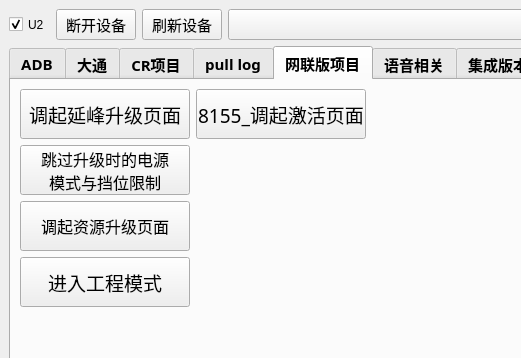
First picture: the form in adbtool.ui, repository wangke956/ADBTools, before the edit; both pictures show x 0 to 521 and y 0 to 358 of the 606 by 662 pixel window.
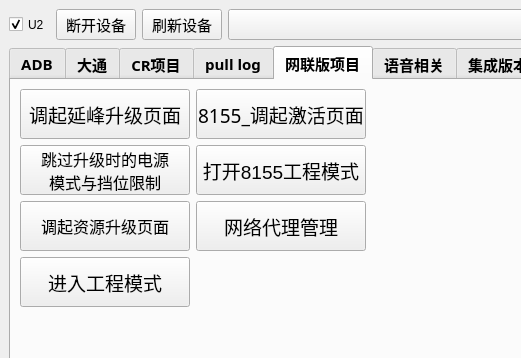
Second picture: the form after the edit. The open tabs and pages were chosen to show the change.

Commit message: 1.增加车机代理设置功能 2.增加打开8155工程模式功能

```diff
--- a/adbtool.ui
+++ b/adbtool.ui
@@ -1226,37 +1226,6 @@
               </property>
              </widget>
             </item>
-            <item row="3" column="0">
-             <widget class="QPushButton" name="enter_engineering_mode_button">
-              <property name="sizePolicy">
-               <sizepolicy hsizetype="Fixed" vsizetype="Fixed">
-                <horstretch>0</horstretch>
-                <verstretch>0</verstretch>
-               </sizepolicy>
-              </property>
-              <property name="minimumSize">
-               <size>
-                <width>50</width>
-                <height>50</height>
-               </size>
-              </property>
-              <property name="maximumSize">
-               <size>
-                <width>170</width>
-                <height>50</height>
-               </size>
-              </property>
-              <property name="font">
-               <font>
-                <family>Arial</family>
-                <pointsize>14</pointsize>
-               </font>
-              </property>
-              <property name="text">
-               <string>进入工程模式</string>
-              </property>
-             </widget>
-            </item>
             <item row="0" column="1">
              <widget class="QPushButton" name="SOC_8155_Projact_enter_ActivatePage">
               <property name="sizePolicy">
@@ -1282,6 +1251,99 @@
               </property>
              </widget>
             </item>
+            <item row="3" column="0">
+             <widget class="QPushButton" name="enter_engineering_mode_button">
+              <property name="sizePolicy">
+               <sizepolicy hsizetype="Fixed" vsizetype="Fixed">
+                <horstretch>0</horstretch>
+                <verstretch>0</verstretch>
+               </sizepolicy>
+              </property>
+              <property name="minimumSize">
+               <size>
+                <width>50</width>
+                <height>50</height>
+               </size>
+              </property>
+              <property name="maximumSize">
+               <size>
+                <width>170</width>
+                <height>50</height>
+               </size>
+              </property>
+              <property name="font">
+               <font>
+                <family>Arial</family>
+                <pointsize>14</pointsize>
+               </font>
+              </property>
+              <property name="text">
+               <string>进入工程模式</string>
+              </property>
+             </widget>
+            </item>
+            <item row="1" column="1">
+             <widget class="QPushButton" name="open_8155_engineering_button">
+              <property name="sizePolicy">
+               <sizepolicy hsizetype="Fixed" vsizetype="Fixed">
+                <horstretch>0</horstretch>
+                <verstretch>0</verstretch>
+               </sizepolicy>
+              </property>
+              <property name="minimumSize">
+               <size>
+                <width>50</width>
+                <height>50</height>
+               </size>
+              </property>
+              <property name="maximumSize">
+               <size>
+                <width>170</width>
+                <height>50</height>
+               </size>
+              </property>
+              <property name="font">
+               <font>
+                <family>Arial</family>
+                <pointsize>14</pointsize>
+               </font>
+              </property>
+              <property name="text">
+               <string>打开8155工程模式</string>
+              </property>
+             </widget>
+            </item>
+            <item row="2" column="1">
+             <widget class="QPushButton" name="network_proxy_button">
+              <property name="sizePolicy">
+               <sizepolicy hsizetype="Fixed" vsizetype="Fixed">
+                <horstretch>0</horstretch>
+                <verstretch>0</verstretch>
+               </sizepolicy>
+              </property>
+              <property name="minimumSize">
+               <size>
+                <width>50</width>
+                <height>50</height>
+               </size>
+              </property>
+              <property name="maximumSize">
+               <size>
+                <width>170</width>
+                <height>50</height>
+               </size>
+              </property>
+              <property name="font">
+               <font>
+                <family>Arial</family>
+                <pointsize>14</pointsize>
+               </font>
+              </property>
+              <property name="text">
+               <string>网络代理管理</string>
+              </property>
+             </widget>
+            </item>
            </layout>
           </item>
          </layout>
```
The commit also changes 4 other files.
